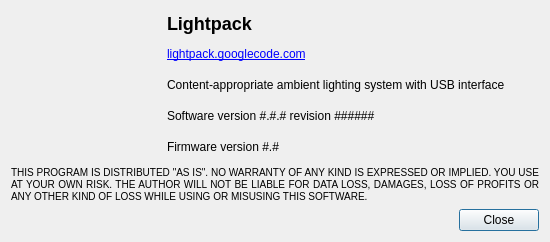
Qt form Software/src/aboutdialog.ui (Atarity/Lightpack) before a commit.
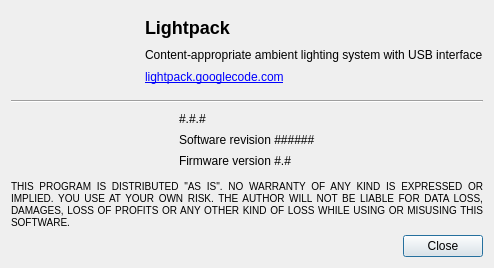
The same form after that commit. Icons and pictures are not drawn.

Commit message: Software: changes in about dialog UI;

```diff
--- a/Software/src/aboutdialog.ui
+++ b/Software/src/aboutdialog.ui
@@ -9,8 +9,8 @@
    <rect>
     <x>0</x>
     <y>0</y>
-    <width>550</width>
-    <height>242</height>
+    <width>494</width>
+    <height>268</height>
    </rect>
   </property>
   <property name="sizePolicy">
@@ -35,11 +35,27 @@
   <property name="locale">
    <locale language="English" country="UnitedStates"/>
   </property>
-  <layout class="QVBoxLayout" name="verticalLayout_3">
+  <layout class="QVBoxLayout" name="verticalLayout_4">
    <item>
     <layout class="QHBoxLayout" name="horizontalLayout_2">
      <item>
       <layout class="QVBoxLayout" name="verticalLayout_2">
+       <item>
+        <spacer name="verticalSpacer_4">
+         <property name="orientation">
+          <enum>Qt::Vertical</enum>
+         </property>
+         <property name="sizeType">
+          <enum>QSizePolicy::MinimumExpanding</enum>
+         </property>
+         <property name="sizeHint" stdset="0">
+          <size>
+           <width>20</width>
+           <height>0</height>
+          </size>
+         </property>
+        </spacer>
+       </item>
        <item>
         <widget class="QLabel" name="label">
          <property name="minimumSize">
@@ -69,14 +85,17 @@
         </widget>
        </item>
        <item>
-        <spacer name="verticalSpacer_2">
+        <spacer name="verticalSpacer_3">
          <property name="orientation">
           <enum>Qt::Vertical</enum>
          </property>
+         <property name="sizeType">
+          <enum>QSizePolicy::MinimumExpanding</enum>
+         </property>
          <property name="sizeHint" stdset="0">
           <size>
-           <width>10</width>
-           <height>40</height>
+           <width>20</width>
+           <height>0</height>
           </size>
          </property>
         </spacer>
@@ -85,8 +104,23 @@
      </item>
      <item>
       <layout class="QVBoxLayout" name="verticalLayout">
+       <property name="spacing">
+        <number>0</number>
+       </property>
        <item>
         <widget class="QLabel" name="label_2">
+         <property name="minimumSize">
+          <size>
+           <width>0</width>
+           <height>30</height>
+          </size>
+         </property>
+         <property name="maximumSize">
+          <size>
+           <width>16777215</width>
+           <height>30</height>
+          </size>
+         </property>
          <property name="text">
           <string>&lt;h2&gt;Lightpack&lt;/h2&gt;</string>
          </property>
@@ -98,30 +132,20 @@
          </property>
         </widget>
        </item>
-       <item>
-        <widget class="QLabel" name="label_8">
-         <property name="minimumSize">
-          <size>
-           <width>0</width>
-           <height>0</height>
-          </size>
-         </property>
-         <property name="text">
-          <string>&lt;a href=&quot;http://lightpack.googlecode.com/&quot;&gt;lightpack.googlecode.com&lt;/a&gt;</string>
-         </property>
-         <property name="margin">
-          <number>0</number>
-         </property>
-         <property name="openExternalLinks">
-          <bool>true</bool>
-         </property>
-         <property name="textInteractionFlags">
-          <set>Qt::LinksAccessibleByMouse|Qt::TextSelectableByMouse</set>
-         </property>
-        </widget>
-       </item>
        <item>
         <widget class="QLabel" name="label_3">
+         <property name="minimumSize">
+          <size>
+           <width>0</width>
+           <height>20</height>
+          </size>
+         </property>
+         <property name="maximumSize">
+          <size>
+           <width>16777215</width>
+           <height>20</height>
+          </size>
+         </property>
          <property name="text">
           <string>Content-appropriate ambient lighting system with USB interface</string>
          </property>
@@ -134,9 +158,136 @@
         </widget>
        </item>
        <item>
+        <widget class="QLabel" name="label_8">
+         <property name="minimumSize">
+          <size>
+           <width>0</width>
+           <height>20</height>
+          </size>
+         </property>
+         <property name="maximumSize">
+          <size>
+           <width>16777215</width>
+           <height>20</height>
+          </size>
+         </property>
+         <property name="text">
+          <string>&lt;a href=&quot;http://lightpack.googlecode.com/&quot;&gt;lightpack.googlecode.com&lt;/a&gt;</string>
+         </property>
+         <property name="margin">
+          <number>0</number>
+         </property>
+         <property name="openExternalLinks">
+          <bool>true</bool>
+         </property>
+         <property name="textInteractionFlags">
+          <set>Qt::LinksAccessibleByMouse|Qt::TextSelectableByMouse</set>
+         </property>
+        </widget>
+       </item>
+       <item>
+        <spacer name="verticalSpacer">
+         <property name="orientation">
+          <enum>Qt::Vertical</enum>
+         </property>
+         <property name="sizeType">
+          <enum>QSizePolicy::Minimum</enum>
+         </property>
+         <property name="sizeHint" stdset="0">
+          <size>
+           <width>20</width>
+           <height>0</height>
+          </size>
+         </property>
+        </spacer>
+       </item>
+      </layout>
+     </item>
+    </layout>
+   </item>
+   <item>
+    <widget class="Line" name="line">
+     <property name="minimumSize">
+      <size>
+       <width>0</width>
+       <height>10</height>
+      </size>
+     </property>
+     <property name="maximumSize">
+      <size>
+       <width>16777215</width>
+       <height>10</height>
+      </size>
+     </property>
+     <property name="orientation">
+      <enum>Qt::Horizontal</enum>
+     </property>
+    </widget>
+   </item>
+   <item>
+    <layout class="QHBoxLayout" name="horizontalLayout_4">
+     <item>
+      <spacer name="horizontalSpacer_2">
+       <property name="orientation">
+        <enum>Qt::Horizontal</enum>
+       </property>
+       <property name="sizeHint" stdset="0">
+        <size>
+         <width>40</width>
+         <height>20</height>
+        </size>
+       </property>
+      </spacer>
+     </item>
+     <item>
+      <layout class="QVBoxLayout" name="verticalLayout_3">
+       <item>
         <widget class="QLabel" name="labelVersionSoftware">
+         <property name="minimumSize">
+          <size>
+           <width>0</width>
+           <height>15</height>
+          </size>
+         </property>
+         <property name="maximumSize">
+          <size>
+           <width>16777215</width>
+           <height>20</height>
+          </size>
+         </property>
          <property name="text">
-          <string notr="true">Software version #.#.# revision ######</string>
+          <string notr="true">#.#.#</string>
+         </property>
+         <property name="scaledContents">
+          <bool>true</bool>
+         </property>
+         <property name="margin">
+          <number>0</number>
+         </property>
+         <property name="openExternalLinks">
+          <bool>true</bool>
+         </property>
+         <property name="textInteractionFlags">
+          <set>Qt::LinksAccessibleByMouse|Qt::TextSelectableByMouse</set>
+         </property>
+        </widget>
+       </item>
+       <item>
+        <widget class="QLabel" name="labelRevisionSoftware">
+         <property name="minimumSize">
+          <size>
+           <width>0</width>
+           <height>15</height>
+          </size>
+         </property>
+         <property name="maximumSize">
+          <size>
+           <width>16777215</width>
+           <height>20</height>
+          </size>
+         </property>
+         <property name="text">
+          <string>Software revision ######</string>
          </property>
          <property name="scaledContents">
           <bool>true</bool>
@@ -154,6 +305,18 @@
        </item>
        <item>
         <widget class="QLabel" name="labelVersionFirmware">
+         <property name="minimumSize">
+          <size>
+           <width>0</width>
+           <height>15</height>
+          </size>
+         </property>
+         <property name="maximumSize">
+          <size>
+           <width>16777215</width>
+           <height>20</height>
+          </size>
+         </property>
          <property name="text">
           <string notr="true">Firmware version #.#</string>
          </property>
@@ -170,8 +333,37 @@
        </item>
       </layout>
      </item>
+     <item>
+      <spacer name="horizontalSpacer_3">
+       <property name="orientation">
+        <enum>Qt::Horizontal</enum>
+       </property>
+       <property name="sizeHint" stdset="0">
+        <size>
+         <width>40</width>
+         <height>20</height>
+        </size>
+       </property>
+      </spacer>
+     </item>
     </layout>
    </item>
+   <item>
+    <spacer name="verticalSpacer_2">
+     <property name="orientation">
+      <enum>Qt::Vertical</enum>
+     </property>
+     <property name="sizeType">
+      <enum>QSizePolicy::Minimum</enum>
+     </property>
+     <property name="sizeHint" stdset="0">
+      <size>
+       <width>20</width>
+       <height>5</height>
+      </size>
+     </property>
+    </spacer>
+   </item>
    <item>
     <widget class="QLabel" name="label_4">
      <property name="sizePolicy">
```
Left out of the diff: 4 changed lines with no effect on the pictures.
